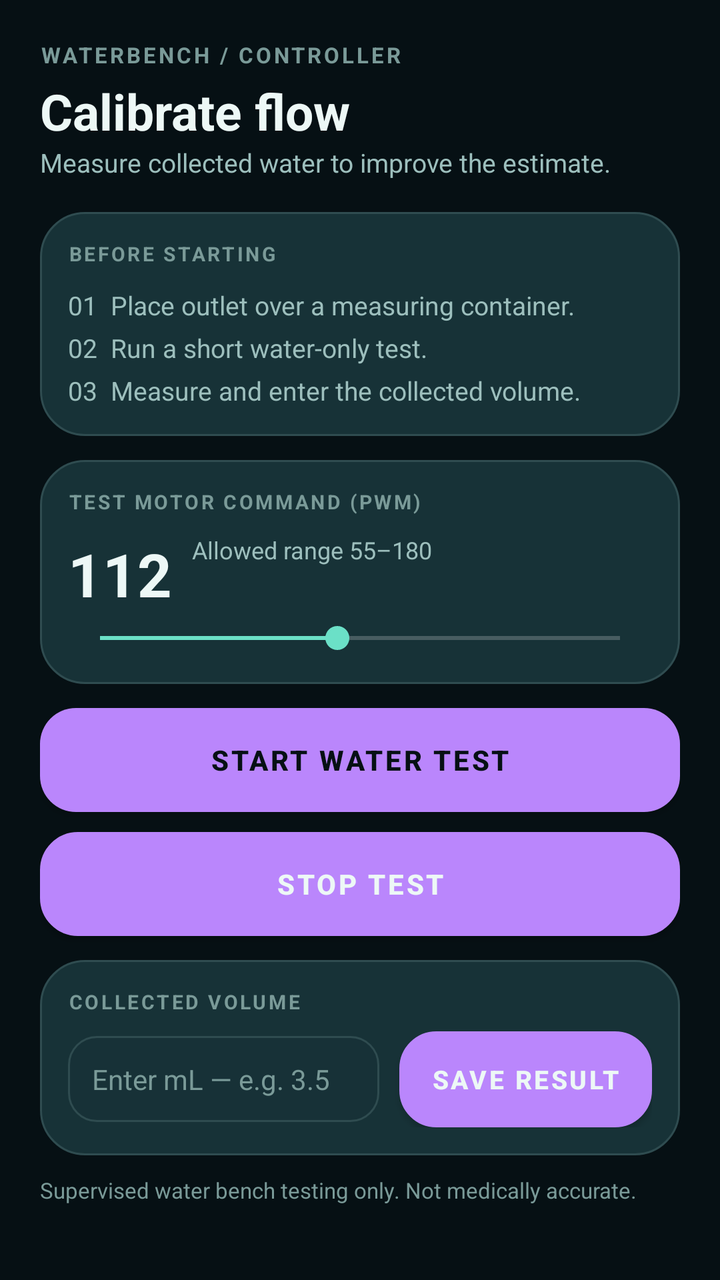
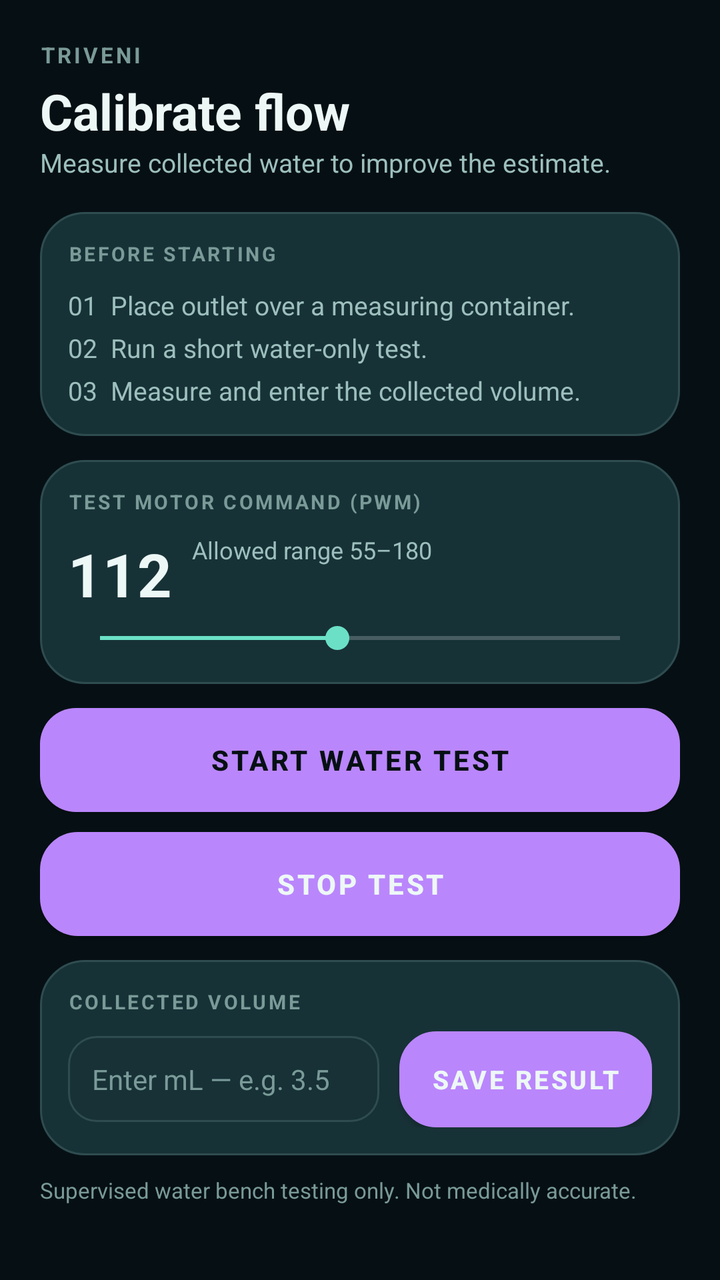

Two renders of the same Android screen: before a commit and after it. Below are the layout's source before the change and the commit's diff.
<!-- AndroidManifest.xml: application theme Theme.WaterBench -->
<!-- res/layout/screen_calibrate.xml -->
<?xml version="1.0" encoding="utf-8"?>
<LinearLayout xmlns:android="http://schemas.android.com/apk/res/android"
    android:layout_width="match_parent"
    android:layout_height="wrap_content"
    android:orientation="vertical"
    android:padding="20dp">

    <TextView android:layout_width="wrap_content" android:layout_height="wrap_content"
        android:text="WATERBENCH / CONTROLLER"
        android:textColor="?attr/wbTextMuted" android:textSize="11sp"
        android:letterSpacing="0.12" android:textStyle="bold" />

    <TextView android:layout_width="wrap_content" android:layout_height="wrap_content"
        android:text="Calibrate flow" android:textColor="?attr/wbTextPrimary"
        android:textSize="25sp" android:textStyle="bold" android:layout_marginTop="4dp" />

    <TextView android:layout_width="wrap_content" android:layout_height="wrap_content"
        android:text="@string/tagline_calibration" android:textColor="?attr/wbTextSecondary"
        android:textSize="13sp" android:layout_marginBottom="16dp" />

    
    <LinearLayout android:layout_width="match_parent" android:layout_height="wrap_content"
        android:orientation="vertical" android:background="@drawable/card_bg"
        android:padding="14dp" android:layout_marginBottom="12dp">

        <TextView android:layout_width="wrap_content" android:layout_height="wrap_content"
            android:text="BEFORE STARTING" android:textColor="?attr/wbTextMuted"
            android:textSize="10sp" android:letterSpacing="0.12" android:textStyle="bold" />

        <TextView android:layout_width="wrap_content" android:layout_height="wrap_content"
            android:layout_marginTop="10dp"
            android:text="01  Place outlet over a measuring container.\n02  Run a short water-only test.\n03  Measure and enter the collected volume."
            android:textColor="?attr/wbTextSecondary" android:textSize="13sp" android:lineSpacingExtra="6dp" />
    </LinearLayout>

    
    <LinearLayout android:layout_width="match_parent" android:layout_height="wrap_content"
        android:orientation="vertical" android:background="@drawable/card_bg"
        android:padding="14dp" android:layout_marginBottom="12dp">

        <TextView android:layout_width="wrap_content" android:layout_height="wrap_content"
            android:text="TEST MOTOR COMMAND (PWM)" android:textColor="?attr/wbTextMuted"
            android:textSize="10sp" android:letterSpacing="0.12" android:textStyle="bold" />

        <LinearLayout android:layout_width="match_parent" android:layout_height="wrap_content"
            android:orientation="horizontal" android:gravity="center_vertical">

            <TextView android:id="@+id/tvCalPwm"
                android:layout_width="wrap_content" android:layout_height="wrap_content"
                android:layout_marginTop="6dp" android:text="112"
                android:textColor="?attr/wbTextPrimary" android:textSize="30sp" android:textStyle="bold" />

            <TextView android:layout_width="wrap_content" android:layout_height="wrap_content"
                android:layout_marginStart="10dp" android:layout_marginBottom="6dp"
                android:text="Allowed range 55–180" android:textColor="?attr/wbTextSecondary"
                android:textSize="12sp" />
        </LinearLayout>

        <SeekBar android:id="@+id/seekCalPwm"
            android:layout_width="match_parent" android:layout_height="wrap_content"
            android:layout_marginTop="6dp" android:max="125" android:progress="57"
            android:progressTint="?attr/wbAccent" android:thumbTint="?attr/wbAccent" />
    </LinearLayout>

    
    <Button android:id="@+id/btnCalStart"
        android:layout_width="match_parent" android:layout_height="52dp"
        android:background="@drawable/btn_normal" android:text="START WATER TEST"
        android:textColor="?attr/wbBg" android:textStyle="bold" android:layout_marginBottom="10dp" />

    <Button android:id="@+id/btnCalStop"
        android:layout_width="match_parent" android:layout_height="52dp"
        android:background="@drawable/btn_stop" android:text="STOP TEST"
        android:textColor="?attr/wbTextPrimary" android:textStyle="bold" android:layout_marginBottom="12dp" />

    
    <LinearLayout android:layout_width="match_parent" android:layout_height="wrap_content"
        android:orientation="vertical" android:background="@drawable/card_bg"
        android:padding="14dp" android:layout_marginBottom="10dp">

        <TextView android:layout_width="wrap_content" android:layout_height="wrap_content"
            android:text="COLLECTED VOLUME" android:textColor="?attr/wbTextMuted"
            android:textSize="10sp" android:letterSpacing="0.12" android:textStyle="bold" />

        <LinearLayout android:layout_width="match_parent" android:layout_height="wrap_content"
            android:orientation="horizontal" android:gravity="center_vertical" android:layout_marginTop="8dp">

            <EditText android:id="@+id/etCalVolume"
                android:layout_width="0dp" android:layout_weight="1" android:layout_height="wrap_content"
                android:background="@drawable/input_bg" android:padding="12dp"
                android:hint="Enter mL — e.g. 3.5" android:textColorHint="?attr/wbTextMuted"
                android:textColor="?attr/wbTextPrimary" android:textSize="14sp"
                android:inputType="numberDecimal" />

            <Button android:id="@+id/btnCalSave"
                android:layout_width="wrap_content" android:layout_height="wrap_content"
                android:background="@drawable/btn_secondary"
                android:paddingStart="16dp" android:paddingEnd="16dp"
                android:text="SAVE RESULT" android:textColor="?attr/wbTextPrimary"
                android:textSize="13sp" android:textStyle="bold" android:layout_marginStart="10dp" />
        </LinearLayout>
    </LinearLayout>

    <TextView android:layout_width="match_parent" android:layout_height="wrap_content"
        android:text="Supervised water bench testing only. Not medically accurate."
        android:textColor="?attr/wbTextMuted" android:textSize="11sp" />

    <TextView android:layout_width="match_parent" android:layout_height="wrap_content"
        android:layout_marginTop="20dp" android:gravity="center"
        android:text="Water-only supervised bench prototype · Not for medical or human use"
        android:textColor="?attr/wbTextMuted" android:textSize="11sp" />
</LinearLayout>
<!-- resources referenced by this layout -->
<resources>
  <!-- drawable btn_normal (drawable) -->
  <?xml version="1.0" encoding="utf-8"?>
  <ripple xmlns:android="http://schemas.android.com/apk/res/android"
      android:color="#33FFFFFF">
      <item>
          <shape android:shape="rectangle">
              <solid android:color="?attr/wbAccent" />
              <corners android:radius="18dp" />
          </shape>
      </item>
  </ripple>
  <!-- drawable btn_secondary (drawable) -->
  <?xml version="1.0" encoding="utf-8"?>
  <ripple xmlns:android="http://schemas.android.com/apk/res/android"
      android:color="#33FFFFFF">
      <item>
          <shape android:shape="rectangle">
              <solid android:color="?attr/wbChipBg" />
              <corners android:radius="18dp" />
              <stroke android:width="1dp" android:color="?attr/wbSurfaceStroke" />
          </shape>
      </item>
  </ripple>
  <!-- drawable btn_stop (drawable) -->
  <?xml version="1.0" encoding="utf-8"?>
  <ripple xmlns:android="http://schemas.android.com/apk/res/android"
      android:color="#33FFFFFF">
      <item>
          <shape android:shape="rectangle">
              <solid android:color="?attr/wbDangerDim" />
              <corners android:radius="18dp" />
              <stroke android:width="2dp" android:color="?attr/wbDanger" />
          </shape>
      </item>
  </ripple>
  <!-- drawable card_bg (drawable) -->
  <?xml version="1.0" encoding="utf-8"?>
  <shape xmlns:android="http://schemas.android.com/apk/res/android"
      android:shape="rectangle">
      <solid android:color="?attr/wbSurface" />
      <corners android:radius="22dp" />
      <stroke android:width="1dp" android:color="?attr/wbSurfaceStroke" />
  </shape>
  <!-- drawable input_bg (drawable) -->
  <?xml version="1.0" encoding="utf-8"?>
  <shape xmlns:android="http://schemas.android.com/apk/res/android"
      android:shape="rectangle">
      <solid android:color="?attr/wbInputBg" />
      <corners android:radius="14dp" />
      <stroke android:width="1dp" android:color="?attr/wbSurfaceStroke" />
  </shape>
  <string name="tagline_calibration">Measure collected water to improve the estimate.</string>
  <style name="Theme.WaterBench" parent="Theme.MaterialComponents.NoActionBar">
          <item name="wbBg">#061014</item>
          <item name="wbSurface">#173237</item>
          <item name="wbSurfaceStroke">#2F4C50</item>
          <item name="wbInputBg">#141E2E33</item>
          <item name="wbChipBg">#17393C</item>
          <item name="wbNavBg">#E60B1B1E</item>
          <item name="wbNavItemBg">#26464A</item>
          <item name="wbProgressTrack">#1D3338</item>
          <item name="wbAccent">#6BE0C7</item>
          <item name="wbAccentDim">#4FB8A1</item>
          <item name="wbOnAccent">#061014</item>
          <item name="wbTextPrimary">#EDF8F6</item>
          <item name="wbTextSecondary">#9DBFBD</item>
          <item name="wbTextMuted">#7A9A98</item>
          <item name="wbDanger">#E5484D</item>
          <item name="wbDangerDim">#4A1414</item>
          <item name="wbDangerStroke">#7A1F1F</item>
          <item name="wbWarn">#EFA35C</item>
          <item name="wbWarnDim">#3E2A12</item>
          <item name="wbWarnStroke">#6B4A1E</item>
  
          <item name="android:windowBackground">#061014</item>
          <item name="android:colorPrimary">#6BE0C7</item>
          <item name="android:colorAccent">#6BE0C7</item>
          <item name="android:statusBarColor">#061014</item>
          <item name="android:navigationBarColor">#061014</item>
          <item name="colorSurface">#173237</item>
          <item name="colorOnSurface">#EDF8F6</item>
          <item name="android:windowLightStatusBar" tools:targetApi="m">false</item>
      </style>
</resources>

<!-- the commit's change to res/layout/screen_calibrate.xml (unified diff, before → after) -->
@@ -6,7 +6,7 @@
     android:padding="20dp">
 
     <TextView android:layout_width="wrap_content" android:layout_height="wrap_content"
-        android:text="WATERBENCH / CONTROLLER"
+        android:text="TRIVENI"
         android:textColor="?attr/wbTextMuted" android:textSize="11sp"
         android:letterSpacing="0.12" android:textStyle="bold" />
 
